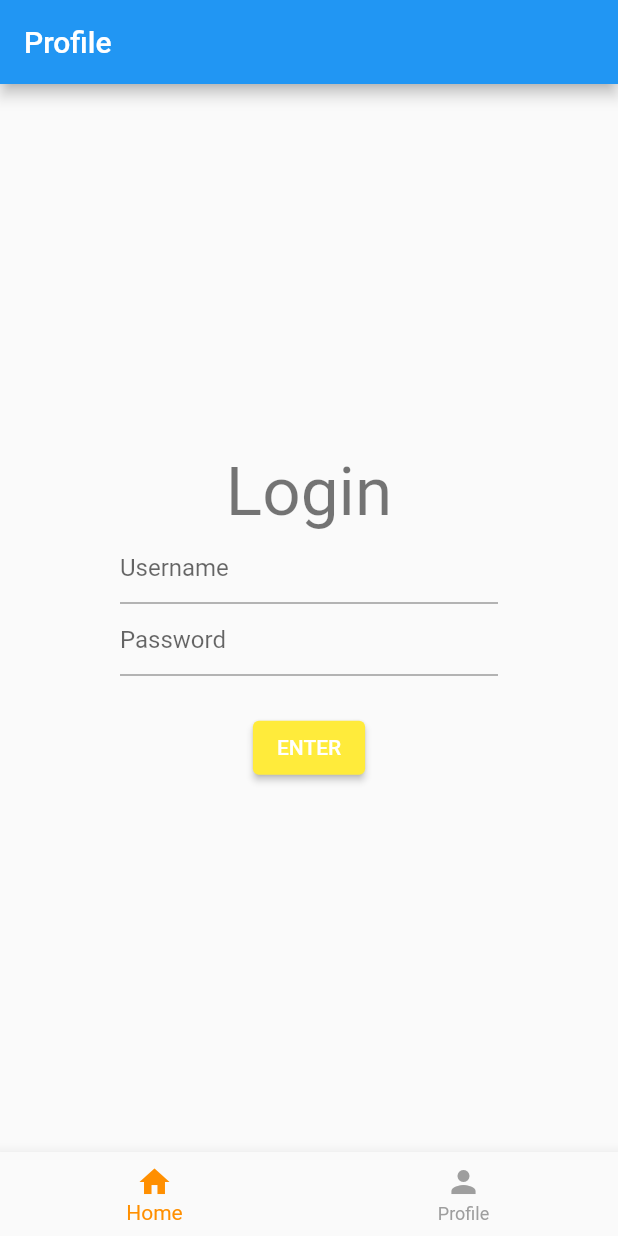
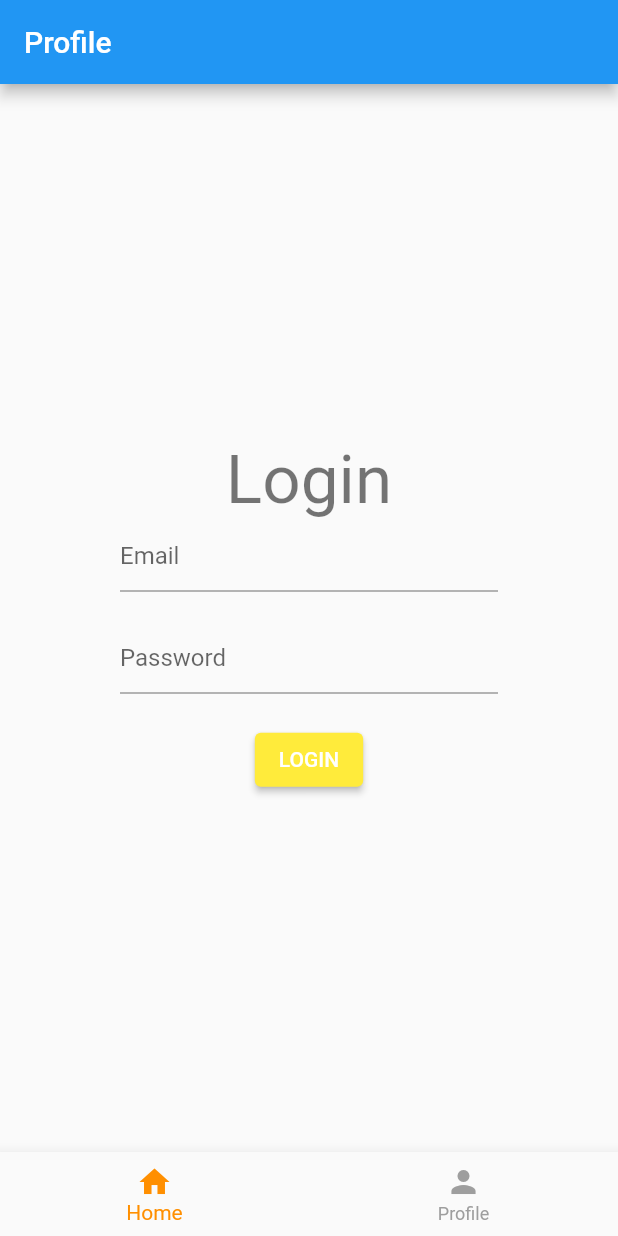
Before and after one commit to freesharedev2022/flutter-demo, a Flutter app: the ProfileScreen screen opened by its route, on a phone screen of 412 x 824 dp. Run offline on Flutter 3.47's test engine with Material 2 defaults, Android fonts, the phone set to English and light mode, and no system bars; network calls fail.

Commit message:
update ui

```diff
--- a/lib/screens/profileScreen.dart
+++ b/lib/screens/profileScreen.dart
@@ -1,8 +1,45 @@
 import 'package:flutter/material.dart';
 import 'package:helloworld/components/bottomNav.dart';
+import 'dart:convert';
+import 'package:http/http.dart';
 
-class ProfileScreen extends StatelessWidget {
-  const ProfileScreen({super.key});
+class ProfileScreen extends StatefulWidget {
+  const ProfileScreen({Key ? key}) : super(key: key);
+  @override
+  State<ProfileScreen> createState() => _ProfileScreen();
+}
+
+class _ProfileScreen extends State<ProfileScreen> {
+
+  TextEditingController emailController = TextEditingController();
+  TextEditingController passwordController = TextEditingController();
+
+  void login(String email , password) async {
+
+    try{
+      print("email: " + email);
+      print("password: "+password);
+      Response response = await post(
+          Uri.parse('https://reqres.in/api/login'),
+          body: {
+            'email' : email,
+            'password' : password
+          }
+      );
+
+      if(response.statusCode == 200){
+
+        var data = jsonDecode(response.body.toString());
+        print(data['token']);
+        print('Login successfully');
+
+      }else {
+        print('failed');
+      }
+    }catch(e){
+      print(e.toString());
+    }
+  }
 
   @override
   Widget build(BuildContext context) {
@@ -22,27 +59,30 @@ class ProfileScreen extends StatelessWidget {
                 style: Theme.of(context).textTheme.headline3,
               ),
               TextFormField(
+                controller: emailController,
                 decoration: const InputDecoration(
-                  hintText: 'Username',
+                  hintText: 'Email',
                 ),
               ),
+              SizedBox(height: 20,),
               TextFormField(
+                controller: passwordController,
                 decoration: const InputDecoration(
                   hintText: 'Password',
                 ),
                 obscureText: true,
               ),
               const SizedBox(
-                height: 24,
+                height: 20,
               ),
               ElevatedButton(
                 onPressed: () {
-                 // Navigator.pushReplacementNamed(context, '/');
+                  login(emailController.text.toString(), passwordController.text.toString());
                 },
                 style: ElevatedButton.styleFrom(
                   primary: Colors.yellow,
                 ),
-                child: const Text('ENTER'),
+                child: const Text('LOGIN'),
               )
             ],
           ),
```
Also changed, not shown: lib/components/reusbaleRow.dart (added, +20 -0 lines), lib/screens/detailPostScreen.dart (+14 -7 lines), 1 other file.
